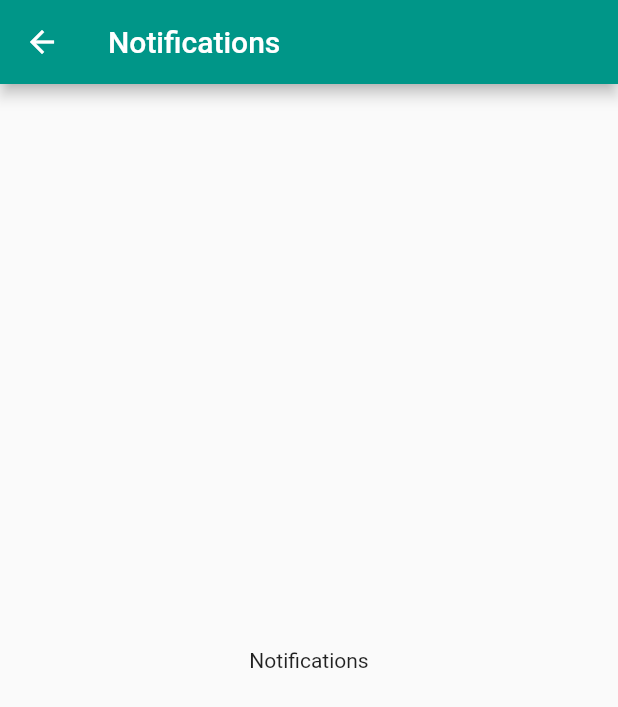
After one commit to omer358/Login-Flutter-App, a Flutter app: the NotificationsRoute screen opened directly, on a phone screen of 412 x 824 dp. The commit adds this screen. Shown: the top 707 px of the screen. Run offline on Flutter 3.47's test engine with Material 2 defaults, Android fonts, the phone set to English and light mode, and no system bars; our stand-ins replace rounded_loading_button.

Commit message:
Add Notification action and route

```diff
--- /dev/null
+++ b/lib/screens/notifications.dart
@@ -0,0 +1,22 @@
+import 'package:flutter/material.dart';
+
+class NotificationsRoute extends StatefulWidget {
+  const NotificationsRoute({Key? key}) : super(key: key);
+
+  @override
+  _NotificationsRouteState createState() => _NotificationsRouteState();
+}
+
+class _NotificationsRouteState extends State<NotificationsRoute> {
+  @override
+  Widget build(BuildContext context) {
+    return Scaffold(
+      appBar: AppBar(
+        title: const Text("Notifications"),
+      ),
+      body: const Center(
+        child: Text("Notifications"),
+      ),
+    );
+  }
+}
```
Also changed, not shown: lib/screens/home.dart (+12 -0 lines).
